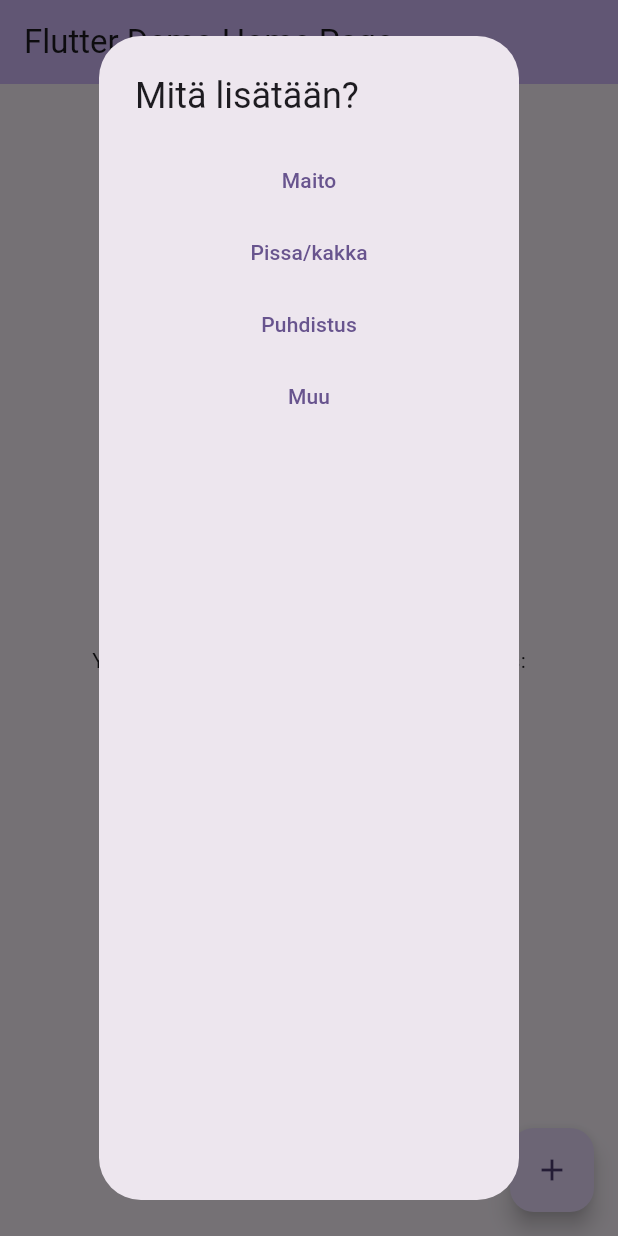
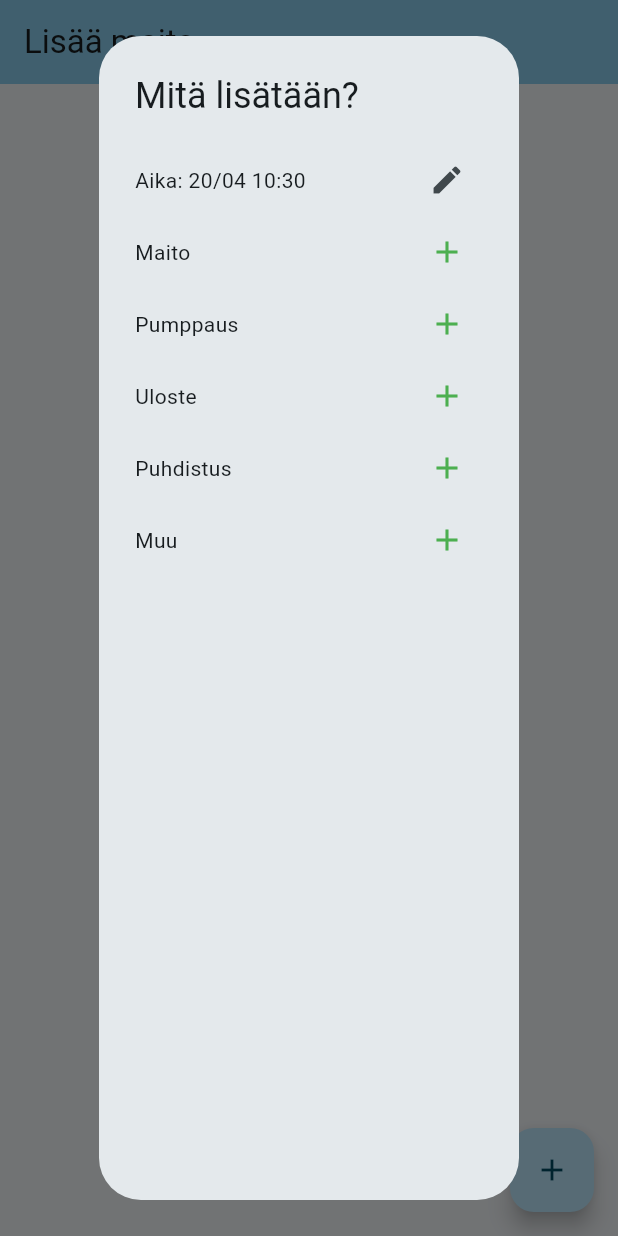
Before and after one commit to tuupsuu/imetys_muistio, a Flutter app: the screen it shows after launch, after a tap on the "add" icon, on a phone screen of 412 x 824 dp. Run offline on Flutter 3.47's test engine with Material 3 defaults, Android fonts, the phone set to English and light mode, and no system bars.

Commit message:
maitonäkymä tehty alustavasti

```diff
--- a/imetys_muistio/lib/main.dart
+++ b/imetys_muistio/lib/main.dart
@@ -1,6 +1,8 @@
 import 'package:flutter/material.dart';
+import 'package:imetys_muistio/widgets/add_entry.dart';
+import 'package:imetys_muistio/widgets/custom_app_bar.dart';
 
-void main() {
+void main() async {
   runApp(const MyApp());
 }
 
@@ -10,11 +12,11 @@ class MyApp extends StatelessWidget {
   @override
   Widget build(BuildContext context) {
     return MaterialApp(
-      title: 'Flutter Demo',
+      title: 'Imetysmuistio',
       theme: ThemeData(
-        colorScheme: ColorScheme.fromSeed(seedColor: Colors.deepPurple),
+        colorScheme: ColorScheme.fromSeed(seedColor: Colors.blueGrey),
       ),
-      home: const MyHomePage(title: 'Flutter Demo Home Page'),
+      home: const MyHomePage(title: 'Merkinnät'),
     );
   }
 }
@@ -31,21 +33,16 @@ class _MyHomePageState extends State<MyHomePage> {
   @override
   Widget build(BuildContext context) {
     return Scaffold(
-      appBar: AppBar(
-        backgroundColor: Theme.of(context).colorScheme.inversePrimary,
-        title: Text(widget.title),
-      ),
+      appBar: CustomAppBar('Lisää maito'),
       body: Center(
         child: Column(
           mainAxisAlignment: MainAxisAlignment.center,
-          children: <Widget>[
-            const Text('You have pushed the button this many times:'),
-          ],
+          children: <Widget>[const Text('Lisää merkintä plus näppäimestä')],
         ),
       ),
       floatingActionButton: FloatingActionButton(
         onPressed: _openAddDialog,
-        tooltip: 'Increment',
+        tooltip: 'Lisää',
         child: const Icon(Icons.add),
       ),
     );
@@ -55,38 +52,8 @@ class _MyHomePageState extends State<MyHomePage> {
     showDialog(
       context: context,
       builder: (BuildContext context) {
-        return AlertDialog(
-          title: Text("Mitä lisätään?"),
-          content: Column(
-            children: [
-              TextButton(
-                onPressed: () => _addMilk(),
-                child: Text("Maito"),
-              ),
-              TextButton(
-                onPressed: () => _addPoop(),
-                child: Text("Pissa/kakka"),
-              ),
-              TextButton(
-                onPressed: () => _addClean(),
-                child: Text("Puhdistus"),
-              ),
-              TextButton(
-                onPressed: () => _addCustom(),
-                child: Text("Muu"),
-              ),
-            ],
-          ),
-        );
+        return AddEntry();
       },
     );
   }
-
-  void _addPoop() {}
-
-  void _addMilk() {}
-
-  void _addClean() {}
-
-  void _addCustom() {}
 }
--- /dev/null
+++ b/imetys_muistio/lib/widgets/add_entry.dart
@@ -0,0 +1,155 @@
+import 'package:flutter/material.dart';
+import 'package:imetys_muistio/views/milk_page.dart';
+import 'package:intl/intl.dart';
+
+class AddEntry extends StatefulWidget {
+  const AddEntry({super.key});
+
+  @override
+  State<AddEntry> createState() => _AddEntryState();
+}
+
+class _AddEntryState extends State<AddEntry> {
+  DateTime selectedDate = DateTime.now();
+  DateFormat f = DateFormat('dd/MM HH:mm');
+
+  @override
+  Widget build(BuildContext context) {
+    return AlertDialog(
+      title: Text("Mitä lisätään?"),
+      content: Column(
+        children: [
+          Row(
+            children: [
+              Text('Aika: ${f.format(selectedDate)}'),
+              Spacer(),
+              IconButton(
+                onPressed: () => _selectDateTime(context),
+                icon: Icon(Icons.edit),
+              ),
+            ],
+          ),
+          Row(
+            children: [
+              Text('Maito'),
+              Spacer(),
+              IconButton(
+                onPressed: () {
+                  Navigator.pop(context);
+                  Navigator.push(
+                    context,
+                    MaterialPageRoute(
+                      builder: (context) {
+                        return MilkPage();
+                      },
+                    ),
+                  );
+                },
+                color: Colors.green,
+                icon: Icon(Icons.add),
+              ),
+            ],
+          ),
+          Row(
+            children: [
+              Text('Pumppaus'),
+              Spacer(),
+              IconButton(
+                onPressed: () {
+                  Navigator.pop(context);
+                  Navigator.push(
+                    context,
+                    MaterialPageRoute(builder: (context) => const MilkPage()),
+                  );
+                },
+                color: Colors.green,
+                icon: Icon(Icons.add),
+              ),
+            ],
+          ),
+          Row(
+            children: [
+              Text('Uloste'),
+              Spacer(),
+              IconButton(
+                onPressed: () {
+                  Navigator.pop(context);
+                  Navigator.push(
+                    context,
+                    MaterialPageRoute(builder: (context) => const MilkPage()),
+                  );
+                },
+                color: Colors.green,
+                icon: Icon(Icons.add),
+              ),
+            ],
+          ),
+          Row(
+            children: [
+              Text('Puhdistus'),
+              Spacer(),
+              IconButton(
+                onPressed: () {
+                  Navigator.pop(context);
+                  Navigator.push(
+                    context,
+                    MaterialPageRoute(builder: (context) => const MilkPage()),
+                  );
+                },
+                color: Colors.green,
+                icon: Icon(Icons.add),
+              ),
+            ],
+          ),
+          Row(
+            children: [
+              Text('Muu'),
+              Spacer(),
+              IconButton(
+                onPressed: () {
+                  Navigator.pop(context);
+                  Navigator.push(
+                    context,
+                    MaterialPageRoute(builder: (context) => const MilkPage()),
+                  );
+                },
+                color: Colors.green,
+                icon: Icon(Icons.add),
+              ),
+            ],
+          ),
+        ],
+      ),
+    );
+  }
+
+  Future<void> _selectDateTime(BuildContext context) async {
+    final DateTime? date = await showDatePicker(
+      context: context,
+      initialDate: selectedDate,
+      firstDate: DateTime(2020),
+      lastDate: DateTime.now(),
+    );
+    if (date == null) return;
+
+    return Future.microtask(() async {
+      if (!context.mounted) return;
+      final TimeOfDay? time = await showTimePicker(
+        context: context,
+        initialTime: TimeOfDay.fromDateTime(DateTime.now()),
+      );
+
+      if (time == null) return;
+
+      setState(() {
+        selectedDate = DateTime(
+          date.year,
+          date.month,
+          date.day,
+          time.hour,
+          time.minute,
+        );
+      });
+    });
+  }
+}
--- /dev/null
+++ b/imetys_muistio/lib/widgets/custom_app_bar.dart
@@ -0,0 +1,18 @@
+import 'package:flutter/material.dart';
+
+class CustomAppBar extends StatelessWidget implements PreferredSizeWidget {
+  @override
+  final Size preferredSize;
+  final String title;
+
+  const CustomAppBar(this.title, {super.key})
+    : preferredSize = const Size.fromHeight(kToolbarHeight);
+
+  @override
+  Widget build(BuildContext context) {
+    return AppBar(
+      title: Text(title),
+      backgroundColor: Theme.of(context).colorScheme.inversePrimary,
+    );
+  }
+}
--- a/imetys_muistio/pubspec.yaml
+++ b/imetys_muistio/pubspec.yaml
@@ -34,6 +34,7 @@ dependencies:
   # The following adds the Cupertino Icons font to your application.
   # Use with the CupertinoIcons class for iOS style icons.
   cupertino_icons: ^1.0.8
+  intl: ^0.20.2
 
 dev_dependencies:
   flutter_test:
```
Also changed, not shown: imetys_muistio/lib/types/milk.dart (added, +9 -0 lines), imetys_muistio/lib/views/milk_page.dart (added, +109 -0 lines), imetys_muistio/pubspec.lock, 1 other file.
